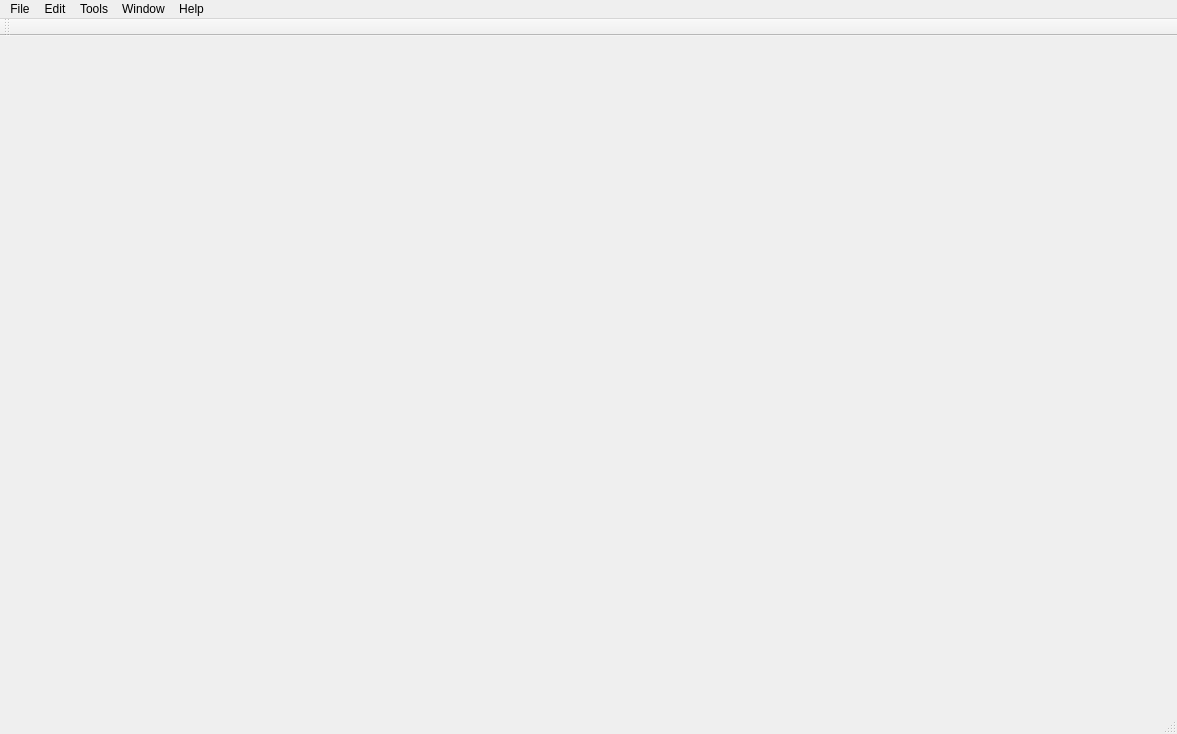
Before: the Qt Designer form mainwindow.ui in UTechSriLanka/BlackboxUTE, drawn with Qt 5.
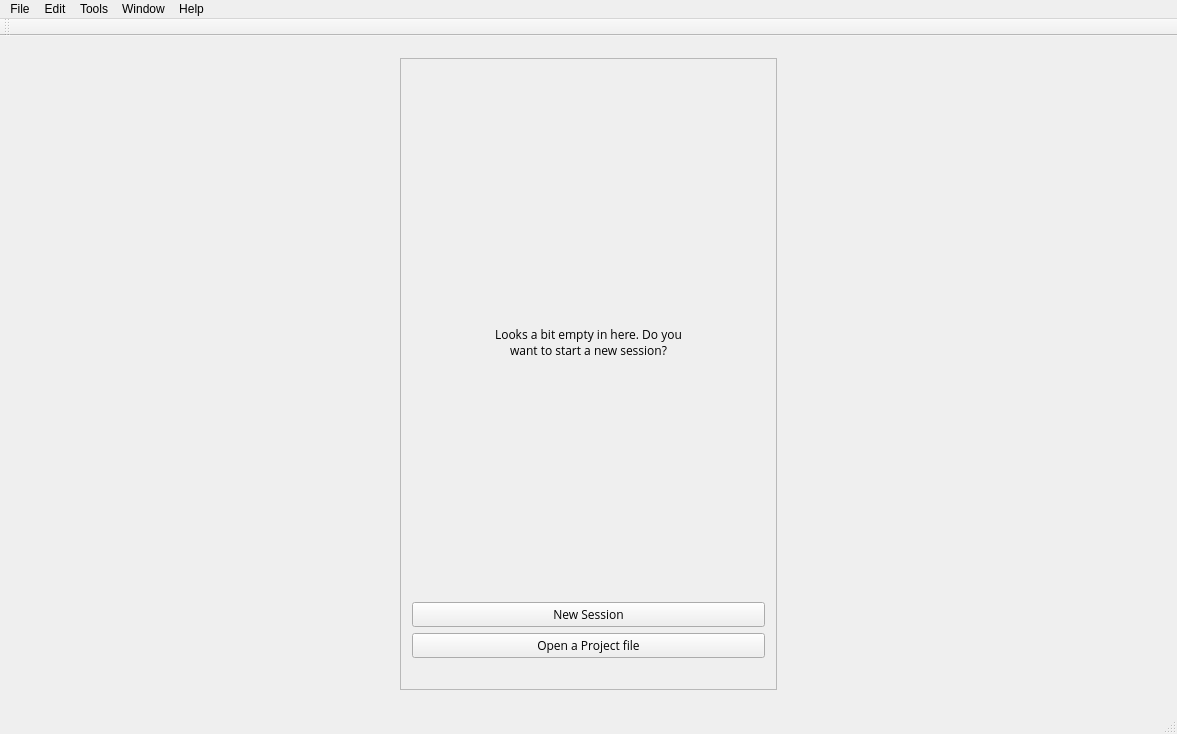
After: the same form once the commit is applied.

```diff
--- a/mainwindow.ui
+++ b/mainwindow.ui
@@ -13,7 +13,124 @@
   <property name="windowTitle">
    <string>MainWindow</string>
   </property>
-  <widget class="QWidget" name="centralWidget"/>
+  <widget class="QWidget" name="centralWidget">
+   <layout class="QGridLayout" name="gridLayout">
+    <item row="0" column="0">
+     <widget class="QStackedWidget" name="stackedWidget">
+      <property name="currentIndex">
+       <number>0</number>
+      </property>
+      <widget class="QWidget" name="WelcomePage">
+       <layout class="QGridLayout" name="gridLayout_2">
+        <item row="1" column="2">
+         <spacer name="horizontalSpacer">
+          <property name="orientation">
+           <enum>Qt::Horizontal</enum>
+          </property>
+          <property name="sizeHint" stdset="0">
+           <size>
+            <width>370</width>
+            <height>20</height>
+           </size>
+          </property>
+         </spacer>
+        </item>
+        <item row="1" column="0">
+         <spacer name="horizontalSpacer_2">
+          <property name="orientation">
+           <enum>Qt::Horizontal</enum>
+          </property>
+          <property name="sizeHint" stdset="0">
+           <size>
+            <width>370</width>
+            <height>20</height>
+           </size>
+          </property>
+         </spacer>
+        </item>
+        <item row="1" column="1">
+         <widget class="QFrame" name="frame">
+          <property name="frameShape">
+           <enum>QFrame::StyledPanel</enum>
+          </property>
+          <property name="frameShadow">
+           <enum>QFrame::Raised</enum>
+          </property>
+          <layout class="QVBoxLayout" name="verticalLayout">
+           <item>
+            <spacer name="horizontalSpacer_4">
+             <property name="orientation">
+              <enum>Qt::Horizontal</enum>
+             </property>
+             <property name="sizeHint" stdset="0">
+              <size>
+               <width>40</width>
+               <height>20</height>
+              </size>
+             </property>
+            </spacer>
+           </item>
+           <item>
+            <widget class="QLabel" name="labelDeco">
+             <property name="font">
+              <font>
+               <family>Open Sans</family>
+               <pointsize>9</pointsize>
+              </font>
+             </property>
+             <property name="text">
+              <string>&lt;html&gt;&lt;head/&gt;&lt;body&gt;&lt;p align=&quot;center&quot;&gt;Looks a bit empty in here. Do you &lt;br/&gt;want to start a new session?&lt;/p&gt;&lt;/body&gt;&lt;/html&gt;</string>
+             </property>
+            </widget>
+           </item>
+           <item>
+            <widget class="QPushButton" name="newSeshButton">
+             <property name="font">
+              <font>
+               <family>Open Sans</family>
+              </font>
+             </property>
+             <property name="text">
+              <string>New Session</string>
+             </property>
+            </widget>
+           </item>
+           <item>
+            <widget class="QPushButton" name="OpenButton">
+             <property name="font">
+              <font>
+               <family>Open Sans</family>
+              </font>
+             </property>
+             <property name="text">
+              <string>Open a Project file</string>
+             </property>
+            </widget>
+           </item>
+           <item>
+            <spacer name="horizontalSpacer_3">
+             <property name="orientation">
+              <enum>Qt::Horizontal</enum>
+             </property>
+             <property name="sizeHint" stdset="0">
+              <size>
+               <width>346</width>
+               <height>20</height>
+              </size>
+             </property>
+            </spacer>
+           </item>
+          </layout>
+         </widget>
+        </item>
+       </layout>
+      </widget>
+      <widget class="QWidget" name="page_2"/>
+      <widget class="QWidget" name="widget"/>
+     </widget>
+    </item>
+   </layout>
+  </widget>
   <widget class="QMenuBar" name="menuBar">
    <property name="geometry">
     <rect>
```
Left out of the diff: 16 changed lines with no effect on the pictures.
